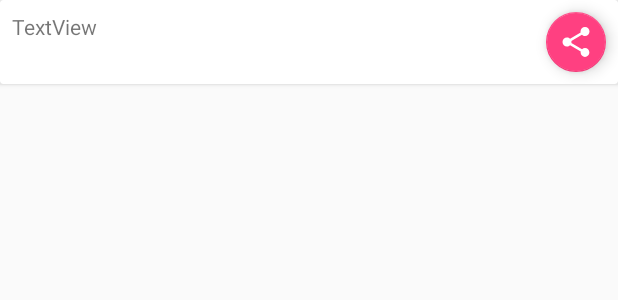
After one commit to NessCollege2017/FirebaseDatabase, an Android app: the layout shopping_list_name_item.xml on its own in the app's theme, with its tools: preview values and no code run, on a phone screen of 412 x 824 dp. The commit adds this screen. Shown: the top 300 px of the screen. Run offline under Robolectric (Android 15) with nearby library versions, the phone set to English and light mode, and no system bars.

Commit message:
shopping lists

```diff
--- /dev/null
+++ b/app/src/main/res/drawable/ic_share.xml
@@ -0,0 +1,9 @@
+<vector xmlns:android="http://schemas.android.com/apk/res/android"
+        android:width="24dp"
+        android:height="24dp"
+        android:viewportWidth="24.0"
+        android:viewportHeight="24.0">
+    <path
+        android:fillColor="#ffffff"
+        android:pathData="M18,16.08c-0.76,0 -1.44,0.3 -1.96,0.77L8.91,12.7c0.05,-0.23 0.09,-0.46 0.09,-0.7s-0.04,-0.47 -0.09,-0.7l7.05,-4.11c0.54,0.5 1.25,0.81 2.04,0.81 1.66,0 3,-1.34 3,-3s-1.34,-3 -3,-3 -3,1.34 -3,3c0,0.24 0.04,0.47 0.09,0.7L8.04,9.81C7.5,9.31 6.79,9 6,9c-1.66,0 -3,1.34 -3,3s1.34,3 3,3c0.79,0 1.5,-0.31 2.04,-0.81l7.12,4.16c-0.05,0.21 -0.08,0.43 -0.08,0.65 0,1.61 1.31,2.92 2.92,2.92 1.61,0 2.92,-1.31 2.92,-2.92s-1.31,-2.92 -2.92,-2.92z"/>
+</vector>
--- /dev/null
+++ b/app/src/main/res/layout/shopping_list_name_item.xml
@@ -0,0 +1,31 @@
+<?xml version="1.0" encoding="utf-8"?>
+<android.support.v7.widget.CardView xmlns:android="http://schemas.android.com/apk/res/android"
+    xmlns:app="http://schemas.android.com/apk/res-auto"
+    android:layout_width="match_parent"
+    android:layout_marginBottom="8dp"
+    android:layout_height="wrap_content">
+
+    <LinearLayout
+        android:layout_width="match_parent"
+        android:layout_height="match_parent"
+        android:orientation="horizontal">
+
+        <TextView
+            android:id="@+id/tvListName"
+            android:layout_width="0dp"
+            android:layout_height="match_parent"
+            android:layout_weight="1"
+            android:padding="8dp"
+            android:text="TextView" />
+
+        <android.support.design.widget.FloatingActionButton
+            android:id="@+id/fabListShare"
+            android:layout_width="wrap_content"
+            android:layout_height="wrap_content"
+            android:layout_weight="0"
+            android:layout_margin="8dp"
+            android:clickable="true"
+            app:fabSize="mini"
+            app:srcCompat="@drawable/ic_share" />
+    </LinearLayout>
+</android.support.v7.widget.CardView>
--- a/app/src/main/res/values/strings.xml
+++ b/app/src/main/res/values/strings.xml
@@ -4,6 +4,10 @@
     <string name="section_format">Hello World from section: %1$d</string>
     <string name="sign_out">Sign Out</string>
 
+    <string name="facebook_application_id" translatable="false">1802240530087227</string>
+    <string name="facebook_login_protocol_scheme" translatable="false">fb1802240530087227</string>
+
     <!-- TODO: Remove or change this placeholder text -->
     <string name="hello_blank_fragment">Hello blank fragment</string>
+
 </resources>
```
Also changed, not shown: app/build.gradle (+6 -4 lines), app/src/main/java/ness/edu/firebasedatabase/MainActivity.java (+10 -4 lines), app/src/main/java/ness/edu/firebasedatabase/ShoppingListFragment.java (added, +60 -0 lines), app/src/main/java/ness/edu/firebasedatabase/models/ShoppingLists.java (added, +52 -0 lines), app/src/main/res/drawable/ic_add_shopping_cart.xml (added, +9 -0 lines), app/src/main/res/drawable/ic_delete.xml (added, +9 -0 lines), app/src/main/res/drawable/ic_edit.xml (added, +9 -0 lines), app/src/main/res/layout/fragment_shopping_list.xml (added, +30 -0 lines), app/src/main/res/drawable/logo.png (added).
